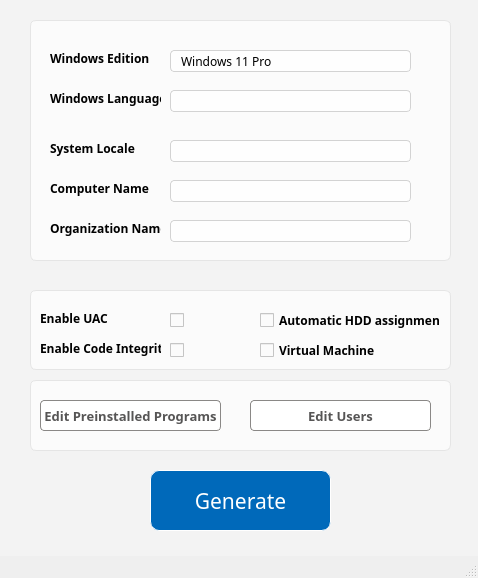
First picture: the form in MainWindow - untitled.ui, repository Alex591/answer-generator, before the edit.
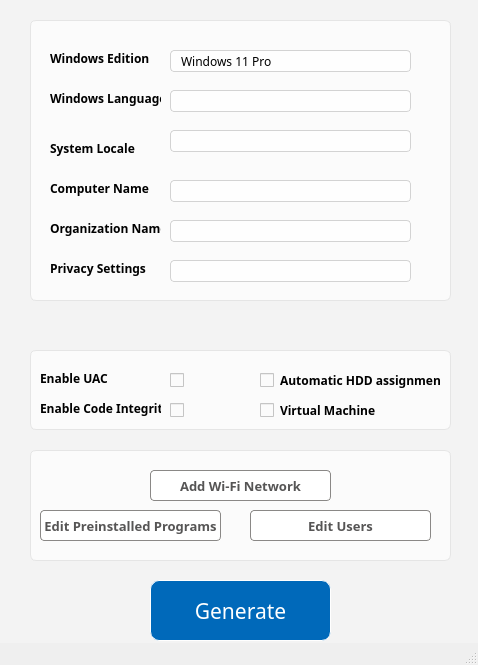
Second picture: the form after the edit. Icons and pictures are not drawn.

The edit to the form file:
```diff
--- a/MainWindow - untitled.ui
+++ b/MainWindow - untitled.ui
@@ -7,7 +7,7 @@
     <x>0</x>
     <y>0</y>
     <width>478</width>
-    <height>578</height>
+    <height>665</height>
    </rect>
   </property>
   <property name="minimumSize">
@@ -78,7 +78,10 @@
    <string/>
   </property>
   <property name="styleSheet">
-   <string notr="true"/>
+   <string notr="true">.QCheckBox::indicator {
+     width: 14px;
+     height: 14px;
+ }</string>
   </property>
   <widget class="QWidget" name="centralwidget">
    <property name="styleSheet">
@@ -88,7 +91,7 @@
     <property name="geometry">
      <rect>
       <x>150</x>
-      <y>470</y>
+      <y>580</y>
       <width>181</width>
       <height>61</height>
      </rect>
@@ -131,7 +134,7 @@
     <property name="geometry">
      <rect>
       <x>250</x>
-      <y>400</y>
+      <y>510</y>
       <width>181</width>
       <height>31</height>
      </rect>
@@ -165,7 +168,7 @@
     <property name="geometry">
      <rect>
       <x>40</x>
-      <y>400</y>
+      <y>510</y>
       <width>181</width>
       <height>31</height>
      </rect>
@@ -199,7 +202,7 @@
     <property name="geometry">
      <rect>
       <x>260</x>
-      <y>340</y>
+      <y>400</y>
       <width>171</width>
       <height>20</height>
      </rect>
@@ -344,7 +347,7 @@
     <property name="geometry">
      <rect>
       <x>260</x>
-      <y>310</y>
+      <y>370</y>
       <width>181</width>
       <height>20</height>
      </rect>
@@ -452,7 +455,7 @@
     <property name="geometry">
      <rect>
       <x>40</x>
-      <y>310</y>
+      <y>370</y>
       <width>101</width>
       <height>16</height>
      </rect>
@@ -478,7 +481,7 @@
     <property name="geometry">
      <rect>
       <x>170</x>
-      <y>310</y>
+      <y>370</y>
       <width>31</width>
       <height>20</height>
      </rect>
@@ -512,7 +515,7 @@
     <property name="geometry">
      <rect>
       <x>40</x>
-      <y>340</y>
+      <y>400</y>
       <width>121</width>
       <height>16</height>
      </rect>
@@ -538,7 +541,7 @@
     <property name="geometry">
      <rect>
       <x>170</x>
-      <y>340</y>
+      <y>400</y>
       <width>31</width>
       <height>20</height>
      </rect>
@@ -574,7 +577,7 @@
       <x>30</x>
       <y>20</y>
       <width>421</width>
-      <height>241</height>
+      <height>281</height>
      </rect>
     </property>
     <property name="styleSheet">
@@ -718,11 +721,37 @@
       <string>System Locale</string>
      </property>
     </widget>
-    <widget class="QLineEdit" name="syslocale_lineedit">
+    <widget class="QLabel" name="label_9">
      <property name="geometry">
       <rect>
+       <x>20</x>
+       <y>240</y>
+       <width>101</width>
+       <height>16</height>
+      </rect>
+     </property>
+     <property name="font">
+      <font>
+       <family>Segoe UI Variable Display Semib</family>
+       <weight>75</weight>
+       <bold>true</bold>
+      </font>
+     </property>
+     <property name="styleSheet">
+      <string notr="true">.QLabel {
+background-color: #fbfbfb
+}
+</string>
+     </property>
+     <property name="text">
+      <string>Privacy Settings</string>
+     </property>
+    </widget>
+    <widget class="QComboBox" name="privacy_combobox">
+     <property name="geometry">
+      <rect>
        <x>140</x>
-       <y>120</y>
+       <y>240</y>
        <width>241</width>
        <height>22</height>
       </rect>
@@ -733,7 +762,8 @@
       </font>
      </property>
      <property name="styleSheet">
-      <string notr="true">.QLineEdit {
+      <string notr="true">/* Main ComboBox Style */
+#privacy_combobox {
 border: 1px solid #d3d3d3;
 border-radius: 4px;
 padding-left: 10px;
@@ -741,6 +771,91 @@
 }
 .QLineEdit:hover{
 background-color: rgb(250, 250, 250)
+}
+/*Dropdown area */
+#privacy_combobox::drop-down{
+	border:0px
+}
+#privacy_combobox::down-arrow{
+image: url(:/ComboBox/img dark/ComboBoxDisabled.png)
+
+}
+
+#privacy_combobox::on{
+border: 2px solid #c2dbfe
+}
+
+/*listitems*/
+#privacy_combobox QListView{
+	font-size: 9px;
+	padding: 5px;
+	border: 1px solid #d3d3d3;
+	background-color: rgb(250, 250, 250);
+	outline: 0px;
+
+}
+#privacy_combobox QListView::item{
+	padding-left: 10px;
+	background-color: rgb(250, 250, 250);
+}
+#privacy_combobox QListView:item:hover{
+	background-color: #f3f3f3
+}</string>
+     </property>
+    </widget>
+    <widget class="QComboBox" name="sys_locale_combobox">
+     <property name="geometry">
+      <rect>
+       <x>140</x>
+       <y>110</y>
+       <width>241</width>
+       <height>22</height>
+      </rect>
+     </property>
+     <property name="font">
+      <font>
+       <family>Segoe UI Variable Display</family>
+      </font>
+     </property>
+     <property name="styleSheet">
+      <string notr="true">/* Main ComboBox Style */
+#sys_locale_combobox {
+border: 1px solid #d3d3d3;
+border-radius: 4px;
+padding-left: 10px;
+background-color: rgb(254, 254, 254)
+}
+#sys_locale_combobox:hover{
+background-color: rgb(250, 250, 250)
+}
+/*Dropdown area */
+#sys_locale_combobox::drop-down{
+	border:0px
+}
+#sys_locale_combobox::down-arrow{
+image: url(:/ComboBox/img dark/ComboBoxDisabled.png)
+
+}
+
+#sys_locale_combobox::on{
+border: 2px solid #c2dbfe
+}
+
+/*listitems*/
+#sys_locale_combobox QListView{
+	font-size: 9px;
+	padding: 5px;
+	border: 1px solid #d3d3d3;
+	background-color: rgb(250, 250, 250);
+	outline: 0px;
+
+}
+#sys_locale_combobox QListView::item{
+	padding-left: 10px;
+	background-color: rgb(250, 250, 250);
+}
+#sys_locale_combobox QListView:item:hover{
+	background-color: #f3f3f3
 }</string>
      </property>
     </widget>
@@ -749,7 +864,7 @@
     <property name="geometry">
      <rect>
       <x>30</x>
-      <y>290</y>
+      <y>350</y>
       <width>421</width>
       <height>80</height>
      </rect>
@@ -770,9 +885,9 @@
     <property name="geometry">
      <rect>
       <x>30</x>
-      <y>380</y>
+      <y>450</y>
       <width>421</width>
-      <height>71</height>
+      <height>111</height>
      </rect>
     </property>
     <property name="styleSheet">
@@ -786,6 +901,40 @@
     <property name="title">
      <string/>
     </property>
+    <widget class="QPushButton" name="program_edit_button_2">
+     <property name="geometry">
+      <rect>
+       <x>120</x>
+       <y>20</y>
+       <width>181</width>
+       <height>31</height>
+      </rect>
+     </property>
+     <property name="styleSheet">
+      <string notr="true">.QPushButton {
+	background-color:#ffffff;
+	border-radius:4px;
+	border:1px solid #8a8886;
+	display:inline-block;
+	cursor:pointer;
+	color:#565555;
+	font-family:Segoe UI Variable;
+	font-weight:bold;
+	font-size:13px;
+	text-decoration:none;
+}
+.QPushButton:hover {
+	background-color:#f3f2f1;
+}
+.QPushButton:active {
+	position:relative;
+	top:1px;
+}</string>
+     </property>
+     <property name="text">
+      <string>Add Wi-Fi Network</string>
+     </property>
+    </widget>
    </widget>
    <zorder>groupBox_3</zorder>
    <zorder>groupBox_2</zorder>
```
Left out of the diff: 15 changed lines with no effect on the pictures.
